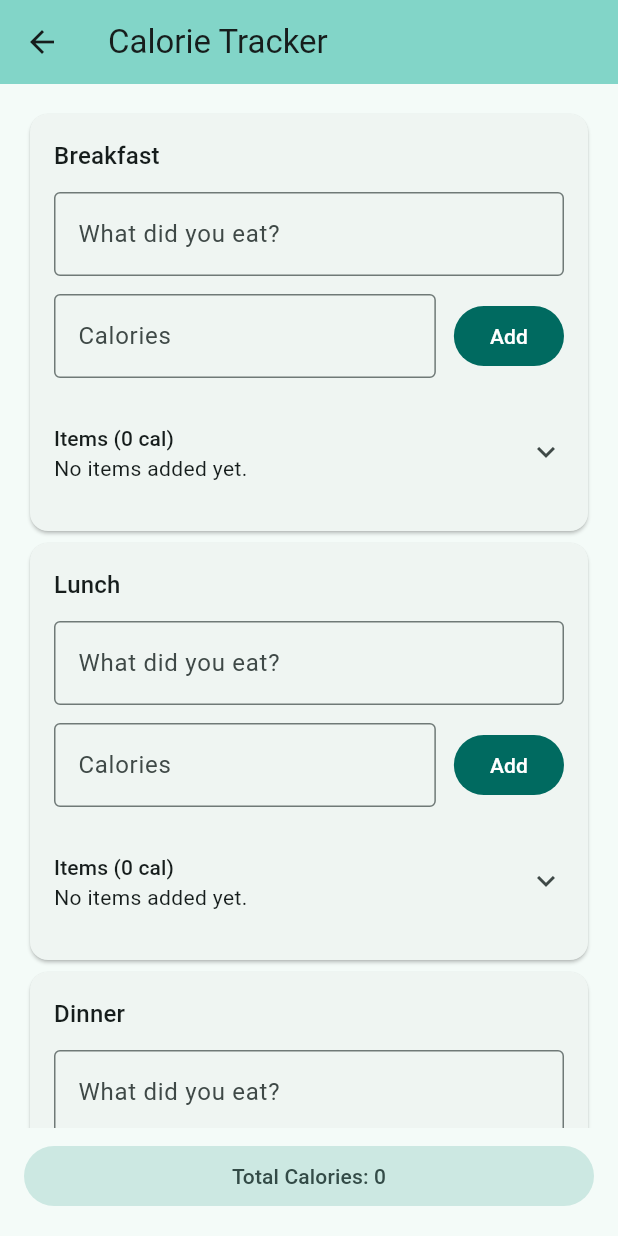
After one commit to nolanwaldsch/Recipe-Finder-Meal-Planner, a Flutter app: the screen it shows after launch, after a tap on "Track Calories", on a phone screen of 412 x 824 dp. The commit adds this screen. Run offline on Flutter 3.47's test engine with Material 3 defaults, Android fonts, the phone set to English and light mode, and no system bars; our stand-ins replace firebase_core; accounts and stored records are empty.

Commit message:
added calorie tracking page and feature

```diff
--- /dev/null
+++ b/recipe_finder_meal_plan/lib/calorie_tracker/calorie_tracker_page.dart
@@ -0,0 +1,232 @@
+import 'package:flutter/material.dart';
+
+enum MealType { breakfast, lunch, dinner, snack }
+
+class MealEntry {
+  MealEntry({required this.food, required this.calories});
+
+  final String food;
+  final int calories;
+}
+
+class CalorieTrackerPage extends StatefulWidget {
+  const CalorieTrackerPage({super.key});
+
+  @override
+  State<CalorieTrackerPage> createState() => _CalorieTrackerPageState();
+}
+
+class _CalorieTrackerPageState extends State<CalorieTrackerPage> {
+  final Map<MealType, TextEditingController> _foodControllers =
+      <MealType, TextEditingController>{
+        MealType.breakfast: TextEditingController(),
+        MealType.lunch: TextEditingController(),
+        MealType.dinner: TextEditingController(),
+        MealType.snack: TextEditingController(),
+      };
+
+  final Map<MealType, TextEditingController> _calorieControllers =
+      <MealType, TextEditingController>{
+        MealType.breakfast: TextEditingController(),
+        MealType.lunch: TextEditingController(),
+        MealType.dinner: TextEditingController(),
+        MealType.snack: TextEditingController(),
+      };
+
+  final Map<MealType, List<MealEntry>> _mealEntries =
+      <MealType, List<MealEntry>>{
+        MealType.breakfast: <MealEntry>[],
+        MealType.lunch: <MealEntry>[],
+        MealType.dinner: <MealEntry>[],
+        MealType.snack: <MealEntry>[],
+      };
+
+  int get _totalCalories {
+    return _mealEntries.values
+        .expand((entries) => entries)
+        .fold<int>(0, (sum, entry) => sum + entry.calories);
+  }
+
+  int _mealTotal(MealType meal) {
+    return _mealEntries[meal]!.fold<int>(
+      0,
+      (sum, entry) => sum + entry.calories,
+    );
+  }
+
+  void _addMealEntry(MealType meal) {
+    final food = _foodControllers[meal]!.text.trim();
+    final caloriesText = _calorieControllers[meal]!.text.trim();
+    final calories = int.tryParse(caloriesText);
+
+    if (food.isEmpty || calories == null || calories <= 0) {
+      ScaffoldMessenger.of(context).showSnackBar(
+        SnackBar(
+          content: Text(
+            'Enter a food name and a valid calorie amount for ${_mealLabel(meal).toLowerCase()}.',
+          ),
+        ),
+      );
+      return;
+    }
+
+    setState(() {
+      _mealEntries[meal]!.add(MealEntry(food: food, calories: calories));
+      _foodControllers[meal]!.clear();
+      _calorieControllers[meal]!.clear();
+    });
+  }
+
+  @override
+  void dispose() {
+    for (final controller in _foodControllers.values) {
+      controller.dispose();
+    }
+    for (final controller in _calorieControllers.values) {
+      controller.dispose();
+    }
+    super.dispose();
+  }
+
+  String _mealLabel(MealType meal) {
+    switch (meal) {
+      case MealType.breakfast:
+        return 'Breakfast';
+      case MealType.lunch:
+        return 'Lunch';
+      case MealType.dinner:
+        return 'Dinner';
+      case MealType.snack:
+        return 'Snack';
+    }
+  }
+
+  Widget _buildMealCard(MealType meal) {
+    final entries = _mealEntries[meal]!;
+    return Card(
+      child: Padding(
+        padding: const EdgeInsets.all(16),
+        child: Column(
+          crossAxisAlignment: CrossAxisAlignment.start,
+          children: <Widget>[
+            Text(
+              _mealLabel(meal),
+              style: Theme.of(context).textTheme.titleMedium,
+            ),
+            const SizedBox(height: 12),
+            TextField(
+              controller: _foodControllers[meal],
+              decoration: const InputDecoration(
+                labelText: 'What did you eat?',
+                hintText: 'Enter food item',
+                border: OutlineInputBorder(),
+              ),
+            ),
+            const SizedBox(height: 12),
+            Row(
+              children: <Widget>[
+                Expanded(
+                  child: TextField(
+                    controller: _calorieControllers[meal],
+                    keyboardType: TextInputType.number,
+                    decoration: const InputDecoration(
+                      labelText: 'Calories',
+                      hintText: 'Enter calories',
+                      border: OutlineInputBorder(),
+                    ),
+                  ),
+                ),
+                const SizedBox(width: 12),
+                FilledButton(
+                  onPressed: () => _addMealEntry(meal),
+                  child: const Text('Add'),
+                ),
+              ],
+            ),
+            const SizedBox(height: 12),
+            Theme(
+              data: Theme.of(
+                context,
+              ).copyWith(dividerColor: Colors.transparent),
+              child: ExpansionTile(
+                tilePadding: EdgeInsets.zero,
+                childrenPadding: EdgeInsets.zero,
+                title: Text(
+                  'Items (${_mealTotal(meal)} cal)',
+                  style: Theme.of(context).textTheme.titleSmall,
+                ),
+                subtitle: Text(
+                  entries.isEmpty
+                      ? 'No items added yet.'
+                      : '${entries.length} item(s) added',
+                ),
+                children: entries.asMap().entries.map((entry) {
+                  final index = entry.key;
+                  final item = entry.value;
+                  return ListTile(
+                    contentPadding: EdgeInsets.zero,
+                    dense: true,
+                    title: Text(item.food),
+                    subtitle: Text('${item.calories} cal'),
+                    trailing: IconButton(
+                      onPressed: () {
+                        setState(() {
+                          entries.removeAt(index);
+                        });
+                      },
+                      icon: const Icon(Icons.delete_outline),
+                      tooltip: 'Remove item',
+                    ),
+                  );
+                }).toList(),
+              ),
+            ),
+          ],
+        ),
+      ),
+    );
+  }
+
+  @override
+  Widget build(BuildContext context) {
+    return Scaffold(
+      appBar: AppBar(
+        backgroundColor: Theme.of(context).colorScheme.inversePrimary,
+        title: const Text('Calorie Tracker'),
+      ),
+      body: SafeArea(
+        child: Padding(
+          padding: const EdgeInsets.all(16),
+          child: Column(
+            children: <Widget>[
+              Expanded(
+                child: ListView(
+                  children: <Widget>[
+                    _buildMealCard(MealType.breakfast),
+                    _buildMealCard(MealType.lunch),
+                    _buildMealCard(MealType.dinner),
+                    _buildMealCard(MealType.snack),
+                  ],
+                ),
+              ),
+              const SizedBox(height: 8),
+              SizedBox(
+                width: double.infinity,
+                child: FilledButton.tonal(
+                  onPressed: () {
+                    ScaffoldMessenger.of(context).showSnackBar(
+                      SnackBar(
+                        content: Text('Daily calories: $_totalCalories'),
+                      ),
+                    );
+                  },
+                  child: Text('Total Calories: $_totalCalories'),
+                ),
+              ),
+            ],
+          ),
+        ),
+      ),
+    );
+  }
+}
--- a/recipe_finder_meal_plan/lib/main.dart
+++ b/recipe_finder_meal_plan/lib/main.dart
@@ -1,6 +1,7 @@
 import 'package:firebase_core/firebase_core.dart';
 import 'package:flutter/material.dart';
 
+import 'calorie_tracker/calorie_tracker_page.dart';
 import 'firebase_options.dart';
 import 'ingredients/ingredients_page.dart';
 import 'ingredients/ingredients_repository.dart';
@@ -81,6 +82,20 @@ class HomePage extends StatelessWidget {
                     );
                   },
                   child: const Text('Add Ingredients'),
+                ),
+              ),
+              const SizedBox(height: 12),
+              SizedBox(
+                width: double.infinity,
+                child: OutlinedButton(
+                  onPressed: () {
+                    Navigator.of(context).push(
+                      MaterialPageRoute<void>(
+                        builder: (_) => const CalorieTrackerPage(),
+                      ),
+                    );
+                  },
+                  child: const Text('Track Calories'),
                 ),
               ),
             ],
@@ -220,7 +235,8 @@ class _RecipePageState extends State<RecipePage> {
                 Expanded(
                   child: ListView.separated(
                     itemCount: _results.length,
-                    separatorBuilder: (_, __) => const Divider(height: 24),
+                    separatorBuilder: (context, index) =>
+                        const Divider(height: 24),
                     itemBuilder: (context, index) {
                       final recipe = _results[index];
                       return ListTile(
@@ -233,7 +249,7 @@ class _RecipePageState extends State<RecipePage> {
                                   width: 56,
                                   height: 56,
                                   fit: BoxFit.cover,
-                                  errorBuilder: (_, __, ___) =>
+                                  errorBuilder: (context, error, stackTrace) =>
                                       const Icon(Icons.restaurant_menu),
                                 ),
                               ),
```
